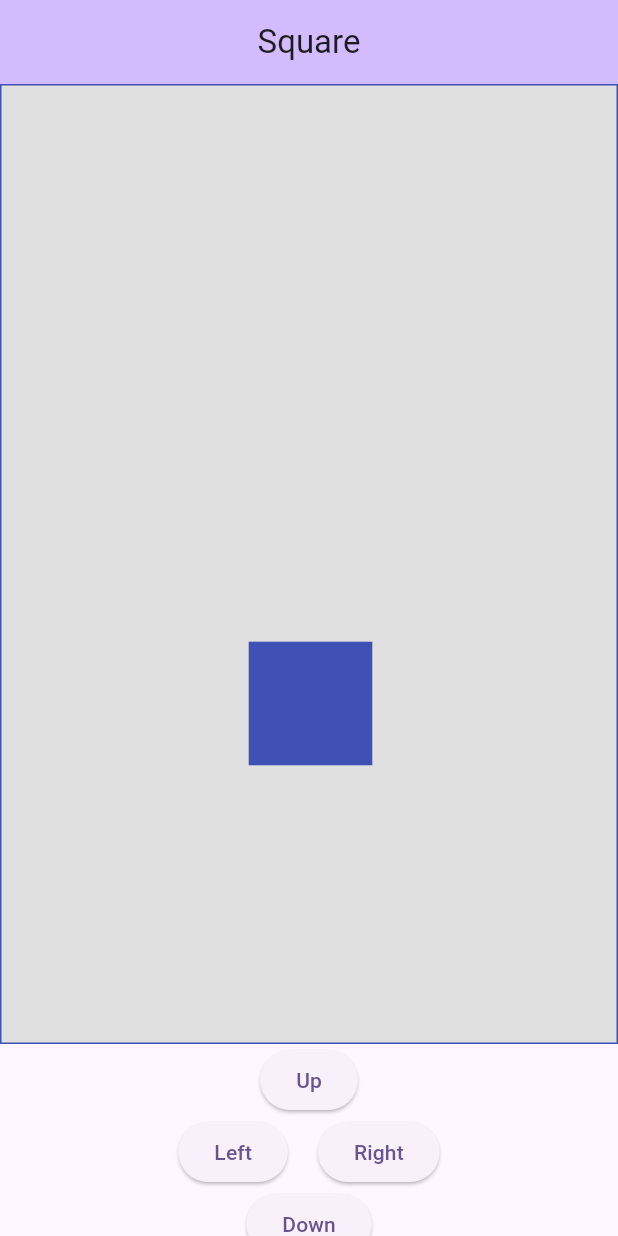
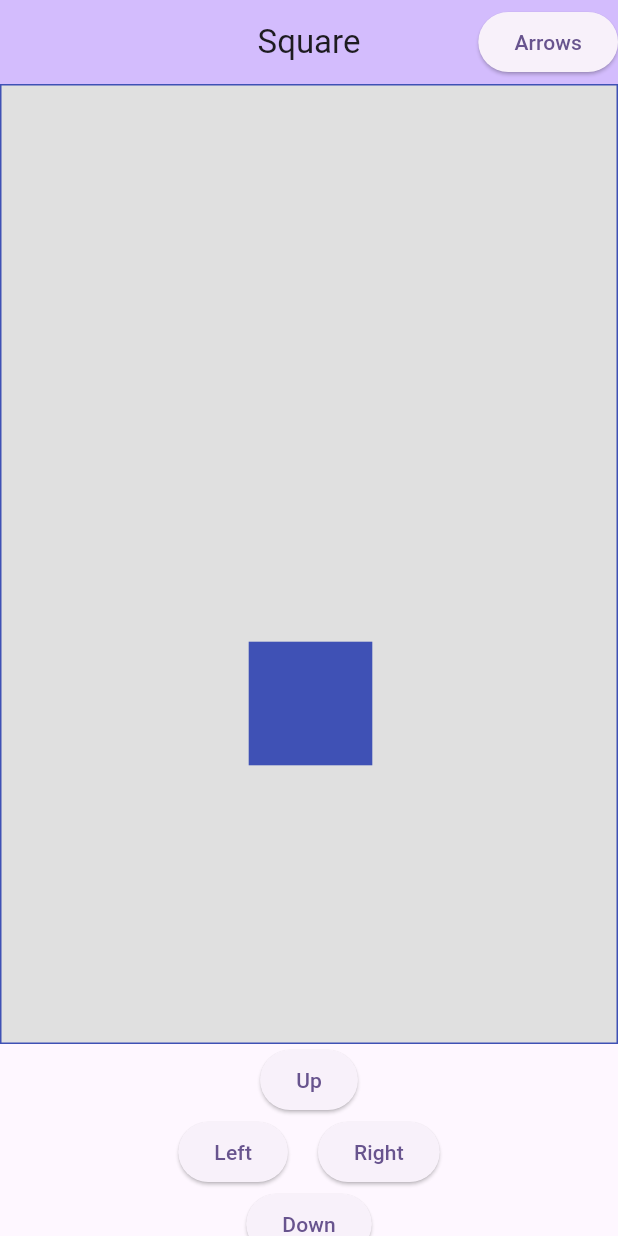
Before and after one commit to uropek97/square_app, a Flutter app: the screen it shows after launch, on a phone screen of 412 x 824 dp. Run offline on Flutter 3.47's test engine with Material 3 defaults, Android fonts, the phone set to English and light mode, and no system bars.

Commit message:
альтернативный вовод кнопок

```diff
--- a/lib/main.dart
+++ b/lib/main.dart
@@ -34,6 +34,7 @@
   double sizeSquare = 0;
   double positionY = 0;
   double positionX = 0;
+  bool ifTextButtons = true;
 
   @override
   void initState() {
@@ -61,6 +62,12 @@
         backgroundColor: Theme.of(context).colorScheme.inversePrimary,
         title: Text(widget.title),
         centerTitle: true,
+        actions: [
+          ElevatedButton(
+            onPressed: (){setState((){ifTextButtons = !ifTextButtons;});},
+            child: ifTextButtons ? const Text('Arrows') : const Text('Text'),
+          ),
+        ],
       ),
       body: Column(
         children: [
@@ -86,14 +93,14 @@
           ),
           Expanded(
             child: Column(
-              crossAxisAlignment: CrossAxisAlignment.center,
+              mainAxisAlignment: MainAxisAlignment.center,
               children: [
                 Row(
                   mainAxisAlignment: MainAxisAlignment.center,
                   children: [
                     ElevatedButton(
                       onPressed: () => moveSquare(0, -10),
-                      child: const Text('Up'),
+                      child: ifTextButtons ? const Text('Up') : const Icon(Icons.arrow_upward),
                     ),
                   ],
                 ),
@@ -102,12 +109,12 @@
                   children: [
                     ElevatedButton(
                       onPressed: () => moveSquare(-10, 0),
-                      child: const Text('Left'),
+                      child: ifTextButtons ? const Text('Left') : const Icon(Icons.arrow_forward),
                       ),
-                    SizedBox(width: 20,),
+                    const SizedBox(width: 20,),
                     ElevatedButton(
                       onPressed: () => moveSquare(10, 0),
-                      child: const Text('Right'),
+                      child: ifTextButtons ? const Text('Right') : const Icon(Icons.arrow_back),
                     )
                   ],
                 ),
@@ -116,7 +123,7 @@
                   children: [
                     ElevatedButton(
                         onPressed: () => moveSquare(0, 10),
-                        child: const Text('Down'),
+                        child: ifTextButtons ? const Text('Down') : const Icon(Icons.arrow_downward),
                     ),
                   ],
                 ),
```
